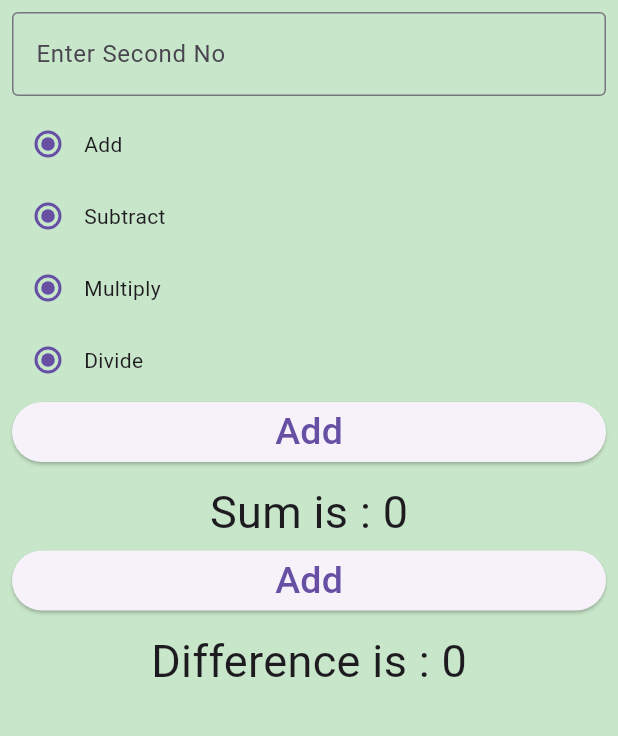
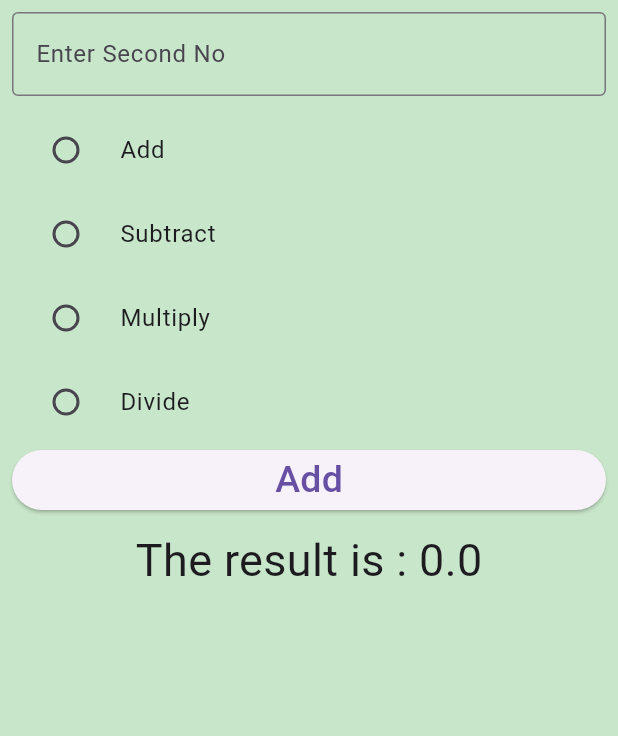
Before and after one commit to PrasannaJung/first_flutter_app, a Flutter app: the ArithmeticScreen screen opened directly, on a phone screen of 412 x 824 dp, the part 180-916 px from its top. Run offline on Flutter 3.47's test engine with Material 3 defaults, Android fonts, the phone set to English and light mode, and no system bars.

Commit message:
Create arithmetic screen with radio

```diff
--- /dev/null
+++ b/lib/model/arithmetic_model.dart
@@ -0,0 +1,17 @@
+double calculateData(int opValue, double first, double second){
+  double result = 0;
+  switch(opValue){
+    case 0:
+      return (first + second);
+    case 1:
+      result = (first - second);
+    case 2:
+      result = (first * second);
+    case 3:
+      result = (first / second);
+      break;
+    default:
+      result = 0;
+  }
+  return result;
+}
--- a/lib/screen/arithmetic_screen.dart
+++ b/lib/screen/arithmetic_screen.dart
@@ -9,14 +9,13 @@ class ArithmeticScreen extends StatefulWidget {
 
 class _ArithmeticScreenState extends State<ArithmeticScreen> {
 
-  int? first;
-  int? second;
-  int sumResult = 0;
-  int differenceResult = 0;
+  double? first;
+  double? second;
+  double _result = 0;
+  double output = 0;
 
   @override
   Widget build(BuildContext context) {
-    String? operation = "Add";
     return Scaffold(
       backgroundColor: Colors.green[100],
       appBar: AppBar(
@@ -31,7 +30,7 @@ class _ArithmeticScreenState extends State<ArithmeticScreen> {
           children: [
             TextField(
               onChanged: (value) {
-                first = int.parse(value);
+                first = double.parse(value);
               },
               keyboardType: TextInputType.number,
               decoration: const InputDecoration(
@@ -42,7 +41,7 @@ class _ArithmeticScreenState extends State<ArithmeticScreen> {
             const SizedBox(height: 8),
             TextField(
               onChanged: (value) {
-                second = int.parse(value);
+                second = double.parse(value);
               },
               keyboardType: TextInputType.number,
               decoration: const InputDecoration(
@@ -51,26 +50,64 @@ class _ArithmeticScreenState extends State<ArithmeticScreen> {
               ),
             ),
             const SizedBox(height: 8),
-            Row(children: [ Radio(value: "Add", groupValue: operation, onChanged: (value){setState(() {
-              operation = value!;
-            });}),Text("Add")],),
-            Row(children: [ Radio(value: "Add", groupValue: operation, onChanged: (value){setState(() {
-              operation = value!;
-            });}),Text("Subtract")],),
-            Row(children: [ Radio(value: "Add", groupValue: operation, onChanged: (value){setState(() {
-              operation = value!;
-            });}),Text("Multiply")],),
-            Row(children: [ Radio(value: "Add", groupValue: operation, onChanged: (value){setState(() {
-              operation = value!;
-            });}),Text("Divide")],),
-            // Button
+            RadioListTile(
+                title: const Text('Add'),
+                value: 1.0,
+                groupValue: _result,
+                onChanged: (value) {
+                  setState(() {
+                    _result = value!;
+                  });
+                }),
+            RadioListTile(
+                title: const Text('Subtract'),
+                value: 2.0,
+                groupValue: _result,
+                onChanged: (value) {
+                  setState(() {
+                    _result = value!;
+                  });
+                }),
+            RadioListTile(
+                title: const Text('Multiply'),
+                value: 3.0,
+                groupValue: _result,
+                onChanged: (value) {
+                  setState(() {
+                    _result = value!;
+                  });
+                }),
+            RadioListTile(
+                title: const Text('Divide'),
+                value: 4.0,
+                groupValue: _result,
+                onChanged: (value) {
+                  setState(() {
+                    _result = value!;
+                  });
+                }),
             SizedBox(
               width: double.infinity,
               child: ElevatedButton(
                 onPressed: () {
-                  setState(() {
-                    sumResult = first! + second!;
-                  });
+                  if (first != null && second != null && _result != null) {
+                    setState(() {
+                      switch (_result) {
+                        case 1.0:
+                          output = first! + second!;
+                          break;
+                        case 2.0:
+                          output = first! - second!;
+                          break;
+                        case 3.0:
+                          output = first! * second!;
+                          break;
+                        case 4.0:
+                          output = first! / second!;
+                          break;
+                      }
+                    });
+                  }
                 },
                 child: const Text(
                   'Add',
@@ -84,37 +121,11 @@ class _ArithmeticScreenState extends State<ArithmeticScreen> {
 
             // Display informatuion
             Text(
-              'Sum is : $sumResult',
+              'The result is : $output',
               style: const TextStyle(
                 fontSize: 30,
               ),
             ),
-            SizedBox(
-              width: double.infinity,
-              child: ElevatedButton(
-                onPressed: () {
-                  setState(() {
-                    differenceResult = first! - second!;
-                  });
-                },
-                child: const Text(
-                  'Add',
-                  style: TextStyle(
-                    fontSize: 25,
-                  ),
-                ),
-              ),
-            ),
-            const SizedBox(height: 8),
-
-            // Display informatuion
-            Text(
-              'Difference is : $differenceResult',
-              style: const TextStyle(
-                fontSize: 30,
-              ),
-            ),
-
           ],
         ),
       ),
```
